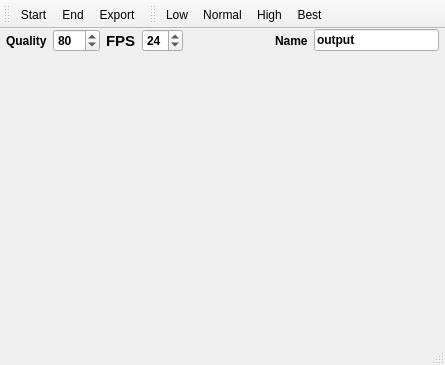
Before: the Qt Designer form mainwindow.ui in drnol/webp-magic, drawn with Qt 5.
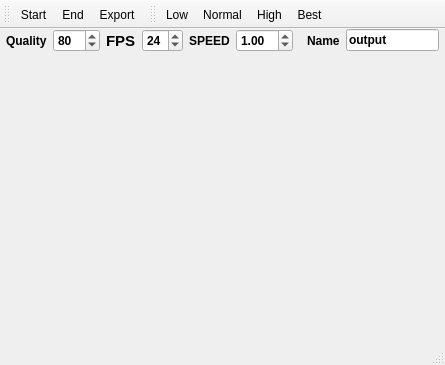
After: the same form once the commit is applied. Icons and pictures are not drawn.

Commit message: option added and bugfix * fix: crash occurs after click 'end',   bacause of ux manipulation in thread * speed option added

Diff of the .ui file:
```diff
--- a/mainwindow.ui
+++ b/mainwindow.ui
@@ -524,6 +524,41 @@
         </property>
        </widget>
       </item>
+      <item>
+       <widget class="QLabel" name="label_4">
+        <property name="font">
+         <font>
+          <weight>75</weight>
+          <bold>true</bold>
+         </font>
+        </property>
+        <property name="text">
+         <string>SPEED</string>
+        </property>
+       </widget>
+      </item>
+      <item>
+       <widget class="QDoubleSpinBox" name="speedBox">
+        <property name="font">
+         <font>
+          <weight>75</weight>
+          <bold>true</bold>
+         </font>
+        </property>
+        <property name="minimum">
+         <double>0.100000000000000</double>
+        </property>
+        <property name="maximum">
+         <double>10.000000000000000</double>
+        </property>
+        <property name="singleStep">
+         <double>0.500000000000000</double>
+        </property>
+        <property name="value">
+         <double>1.000000000000000</double>
+        </property>
+       </widget>
+      </item>
       <item>
        <spacer name="horizontalSpacer">
         <property name="orientation">
```
Left out of the diff: 2 changed lines with no effect on the pictures. The commit also changes 2 other files.
